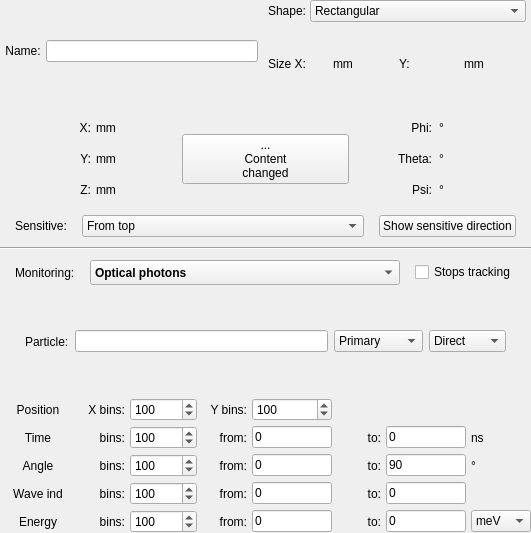
The window that ants3bundle/src/ants3/gui/geom/amonitordelegateform.ui (andrmor/ANTS3bundle) describes before a commit, drawn with Qt 5.
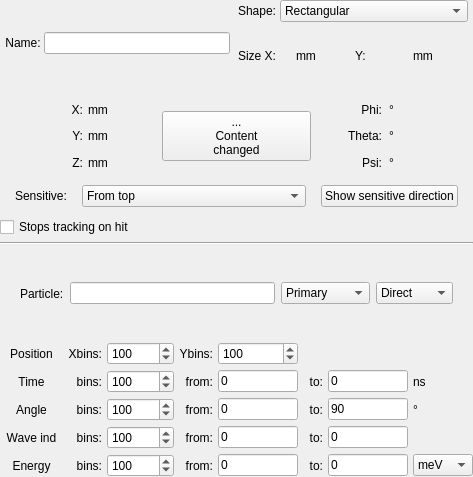
The same window after the commit.

What changed in the file:
```diff
--- a/ants3bundle/src/ants3/gui/geom/amonitordelegateform.ui
+++ b/ants3bundle/src/ants3/gui/geom/amonitordelegateform.ui
@@ -6,8 +6,8 @@
    <rect>
     <x>0</x>
     <y>0</y>
-    <width>531</width>
-    <height>533</height>
+    <width>473</width>
+    <height>477</height>
    </rect>
   </property>
   <property name="windowTitle">
@@ -31,6 +31,9 @@
    </property>
    <item>
     <layout class="QHBoxLayout" name="horizontalLayout_11">
+     <property name="spacing">
+      <number>3</number>
+     </property>
      <item>
       <layout class="QVBoxLayout" name="verticalLayout_2">
        <property name="leftMargin">
@@ -158,7 +161,7 @@
    <item>
     <layout class="QHBoxLayout" name="horizontalLayout_9">
      <property name="spacing">
-      <number>15</number>
+      <number>12</number>
      </property>
      <property name="topMargin">
       <number>5</number>
@@ -420,6 +423,16 @@
      </item>
     </layout>
    </item>
+   <item>
+    <widget class="QCheckBox" name="cbStopTracking">
+     <property name="toolTip">
+      <string>if checked, the photon/particle triggered the monitor is removed from tracking</string>
+     </property>
+     <property name="text">
+      <string>Stops tracking on hit</string>
+     </property>
+    </widget>
+   </item>
    <item>
     <widget class="Line" name="line">
      <property name="orientation">
@@ -427,71 +440,6 @@
      </property>
     </widget>
    </item>
-   <item>
-    <layout class="QHBoxLayout" name="horizontalLayout_10">
-     <property name="spacing">
-      <number>15</number>
-     </property>
-     <property name="leftMargin">
-      <number>15</number>
-     </property>
-     <property name="topMargin">
-      <number>5</number>
-     </property>
-     <property name="rightMargin">
-      <number>15</number>
-     </property>
-     <item>
-      <widget class="QLabel" name="label_18">
-       <property name="text">
-        <string>Monitoring:</string>
-       </property>
-      </widget>
-     </item>
-     <item>
-      <widget class="QComboBox" name="cobMonitoring">
-       <property name="sizePolicy">
-        <sizepolicy hsizetype="MinimumExpanding" vsizetype="Fixed">
-         <horstretch>0</horstretch>
-         <verstretch>0</verstretch>
-        </sizepolicy>
-       </property>
-       <property name="minimumSize">
-        <size>
-         <width>0</width>
-         <height>25</height>
-        </size>
-       </property>
-       <property name="font">
-        <font>
-         <weight>75</weight>
-         <bold>true</bold>
-        </font>
-       </property>
-       <item>
-        <property name="text">
-         <string>Optical photons</string>
-        </property>
-       </item>
-       <item>
-        <property name="text">
-         <string>Particles</string>
-        </property>
-       </item>
-      </widget>
-     </item>
-     <item>
-      <widget class="QCheckBox" name="cbStopTracking">
-       <property name="toolTip">
-        <string>if checked, the photon/particle triggered the monitor is removed from tracking</string>
-       </property>
-       <property name="text">
-        <string>Stops tracking</string>
-       </property>
-      </widget>
-     </item>
-    </layout>
-   </item>
    <item>
     <widget class="QFrame" name="frParticle">
      <property name="frameShape">
@@ -502,13 +450,13 @@
      </property>
      <layout class="QHBoxLayout" name="horizontalLayout_2">
       <property name="leftMargin">
-       <number>25</number>
+       <number>20</number>
       </property>
       <property name="topMargin">
        <number>1</number>
       </property>
       <property name="rightMargin">
-       <number>25</number>
+       <number>20</number>
       </property>
       <property name="bottomMargin">
        <number>1</number>
@@ -806,7 +754,7 @@
      <item row="0" column="2">
       <widget class="QLabel" name="label_37">
        <property name="text">
-        <string>X bins:</string>
+        <string>Xbins:</string>
        </property>
        <property name="alignment">
         <set>Qt::AlignRight|Qt::AlignTrailing|Qt::AlignVCenter</set>
@@ -957,7 +905,7 @@
      <item row="0" column="1">
       <widget class="QLabel" name="label_19">
        <property name="text">
-        <string>     Position     </string>
+        <string>   Position   </string>
        </property>
        <property name="alignment">
         <set>Qt::AlignCenter</set>
@@ -967,7 +915,7 @@
      <item row="0" column="4">
       <widget class="QLabel" name="label_20">
        <property name="text">
-        <string>Y bins:</string>
+        <string>Ybins:</string>
        </property>
        <property name="alignment">
         <set>Qt::AlignRight|Qt::AlignTrailing|Qt::AlignVCenter</set>
```
Left out of the diff: 18 changed lines with no effect on the pictures.
